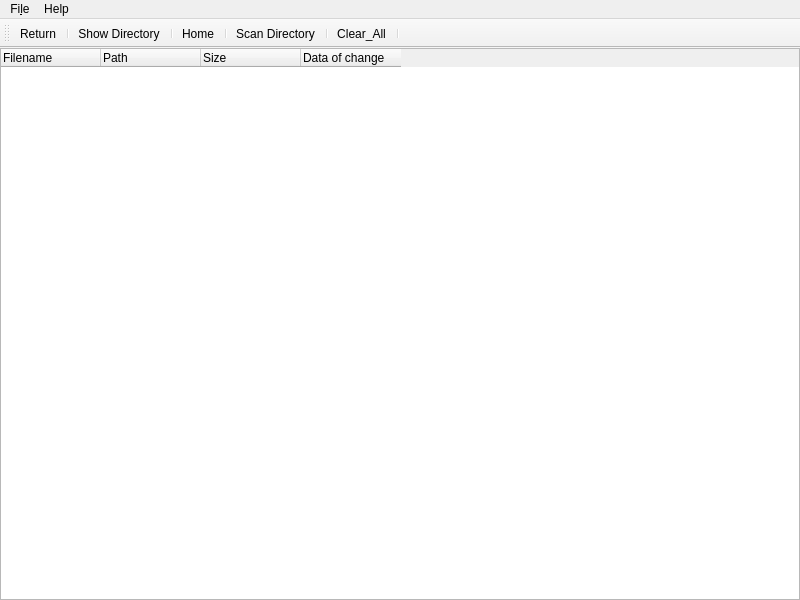
This is src/mainwindow.ui in CaelmBleidd/find_duplicates as Qt 5 draws it before an edit. The edited form follows.
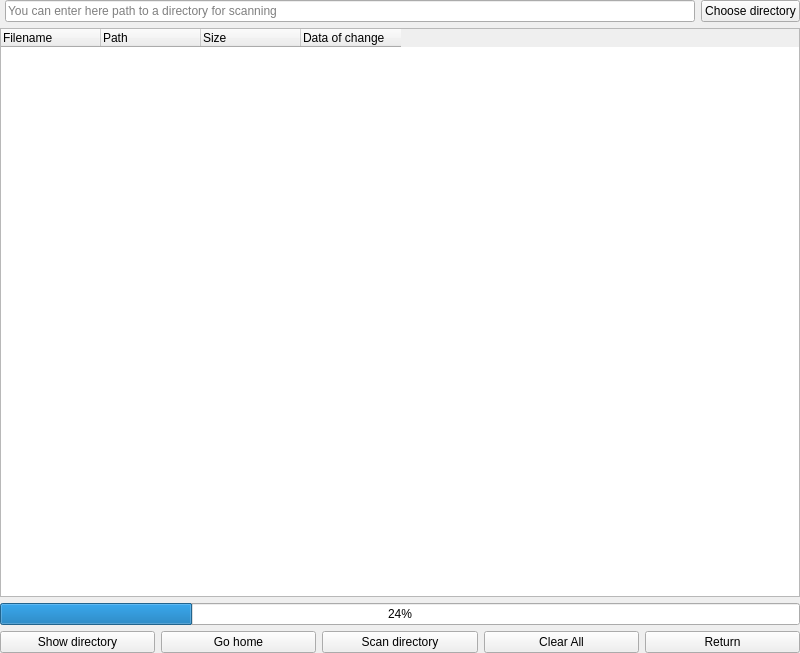
This is the edited form.

What changed in the file:
```diff
--- a/src/mainwindow.ui
+++ b/src/mainwindow.ui
@@ -7,14 +7,23 @@
     <x>0</x>
     <y>0</y>
     <width>800</width>
-    <height>600</height>
+    <height>653</height>
    </rect>
   </property>
+  <property name="sizePolicy">
+   <sizepolicy hsizetype="Preferred" vsizetype="Preferred">
+    <horstretch>0</horstretch>
+    <verstretch>0</verstretch>
+   </sizepolicy>
+  </property>
   <property name="windowTitle">
    <string>MainWindow</string>
   </property>
   <widget class="QWidget" name="centralWidget">
-   <layout class="QHBoxLayout" name="horizontalLayout">
+   <property name="acceptDrops">
+    <bool>true</bool>
+   </property>
+   <layout class="QGridLayout" name="gridLayout">
     <property name="leftMargin">
      <number>0</number>
     </property>
@@ -27,8 +36,17 @@
     <property name="bottomMargin">
      <number>0</number>
     </property>
-    <item>
+    <item row="1" column="0">
      <widget class="QTreeWidget" name="treeWidget">
+      <property name="enabled">
+       <bool>true</bool>
+      </property>
+      <property name="sizePolicy">
+       <sizepolicy hsizetype="Expanding" vsizetype="Expanding">
+        <horstretch>0</horstretch>
+        <verstretch>0</verstretch>
+       </sizepolicy>
+      </property>
       <property name="selectionMode">
        <enum>QAbstractItemView::ExtendedSelection</enum>
       </property>
@@ -63,59 +81,103 @@
       </column>
      </widget>
     </item>
+    <item row="2" column="0">
+     <widget class="QProgressBar" name="progressBar">
+      <property name="sizePolicy">
+       <sizepolicy hsizetype="Expanding" vsizetype="Fixed">
+        <horstretch>0</horstretch>
+        <verstretch>0</verstretch>
+       </sizepolicy>
+      </property>
+      <property name="value">
+       <number>24</number>
+      </property>
+     </widget>
+    </item>
+    <item row="3" column="0">
+     <layout class="QHBoxLayout" name="buttonsLayout">
+      <item>
+       <widget class="QPushButton" name="actionShow_directory">
+        <property name="text">
+         <string>Show directory</string>
+        </property>
+       </widget>
+      </item>
+      <item>
+       <widget class="QPushButton" name="actionGo_home">
+        <property name="text">
+         <string>Go home</string>
+        </property>
+       </widget>
+      </item>
+      <item>
+       <widget class="QPushButton" name="actionScan_directory">
+        <property name="text">
+         <string>Scan directory</string>
+        </property>
+       </widget>
+      </item>
+      <item>
+       <widget class="QPushButton" name="actionClear_all">
+        <property name="text">
+         <string>Clear All</string>
+        </property>
+       </widget>
+      </item>
+      <item>
+       <widget class="QPushButton" name="actionGo_back">
+        <property name="text">
+         <string>Return</string>
+        </property>
+       </widget>
+      </item>
+     </layout>
+    </item>
+    <item row="0" column="0">
+     <layout class="QHBoxLayout" name="pathLayout">
+      <item>
+       <spacer name="horizontalSpacer">
+        <property name="orientation">
+         <enum>Qt::Horizontal</enum>
+        </property>
+        <property name="sizeType">
+         <enum>QSizePolicy::Fixed</enum>
+        </property>
+        <property name="sizeHint" stdset="0">
+         <size>
+          <width>5</width>
+          <height>0</height>
+         </size>
+        </property>
+       </spacer>
+      </item>
+      <item>
+       <widget class="QLineEdit" name="lineEdit">
+        <property name="sizePolicy">
+         <sizepolicy hsizetype="Expanding" vsizetype="Fixed">
+          <horstretch>0</horstretch>
+          <verstretch>0</verstretch>
+         </sizepolicy>
+        </property>
+        <property name="placeholderText">
+         <string>You can enter here path to a directory for scanning</string>
+        </property>
+        <property name="clearButtonEnabled">
+         <bool>false</bool>
+        </property>
+       </widget>
+      </item>
+      <item>
+       <widget class="QPushButton" name="actionChoose_directory">
+        <property name="text">
+         <string>Choose directory</string>
+        </property>
+       </widget>
+      </item>
+     </layout>
+    </item>
    </layout>
   </widget>
-  <widget class="QMenuBar" name="menuBar">
-   <property name="geometry">
-    <rect>
-     <x>0</x>
-     <y>0</y>
-     <width>800</width>
-     <height>22</height>
-    </rect>
-   </property>
-   <widget class="QMenu" name="menuFile">
-    <property name="title">
-     <string>Fi&amp;le</string>
-    </property>
-    <addaction name="actionShow_Directory"/>
-    <addaction name="separator"/>
-    <addaction name="actionHome"/>
-    <addaction name="separator"/>
-    <addaction name="actionClear_All"/>
-    <addaction name="separator"/>
-    <addaction name="actionExit"/>
-   </widget>
-   <widget class="QMenu" name="menuHelp">
-    <property name="title">
-     <string>Help</string>
-    </property>
-    <addaction name="actionAbout"/>
-   </widget>
-   <addaction name="menuFile"/>
-   <addaction name="menuHelp"/>
-  </widget>
-  <widget class="QToolBar" name="toolBar">
-   <property name="windowTitle">
-    <string>toolBar</string>
-   </property>
-   <attribute name="toolBarArea">
-    <enum>TopToolBarArea</enum>
-   </attribute>
-   <attribute name="toolBarBreak">
-    <bool>false</bool>
-   </attribute>
-   <addaction name="actionReturn"/>
-   <addaction name="separator"/>
-   <addaction name="actionShow_Directory"/>
-   <addaction name="separator"/>
-   <addaction name="actionHome"/>
-   <addaction name="separator"/>
-   <addaction name="actionScan_Directory"/>
-   <addaction name="separator"/>
-   <addaction name="actionClear_All"/>
-   <addaction name="separator"/>
-  </widget>
   <action name="actionShow_Directory">
    <property name="text">
     <string>&amp;Show Directory</string>
```
